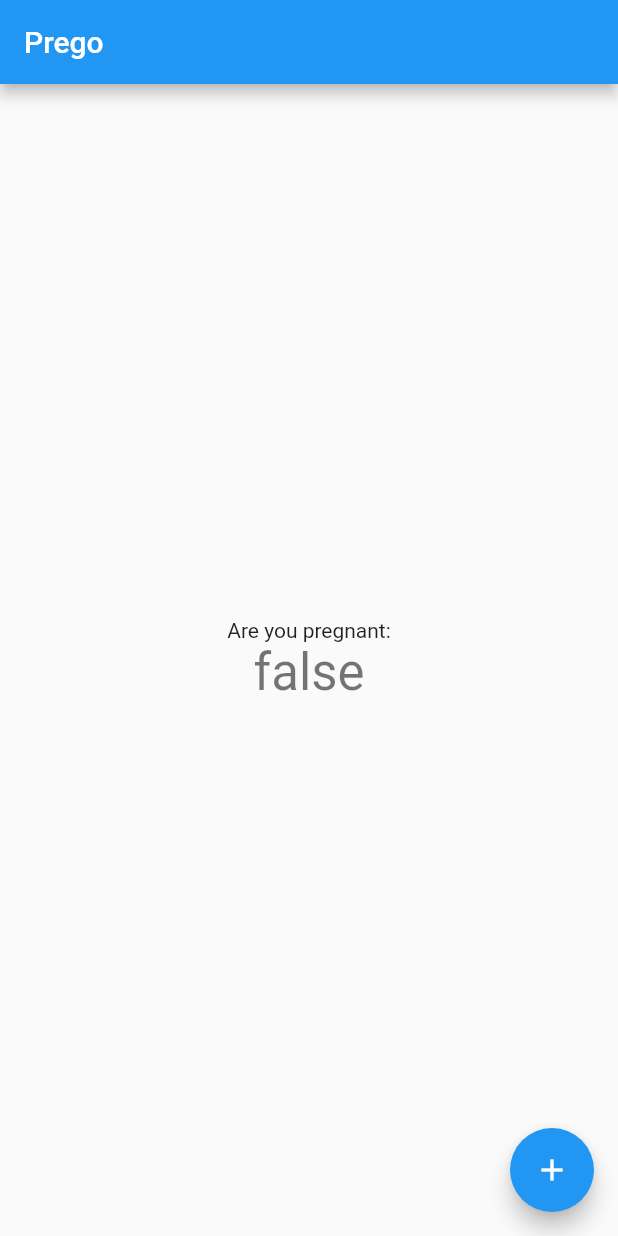
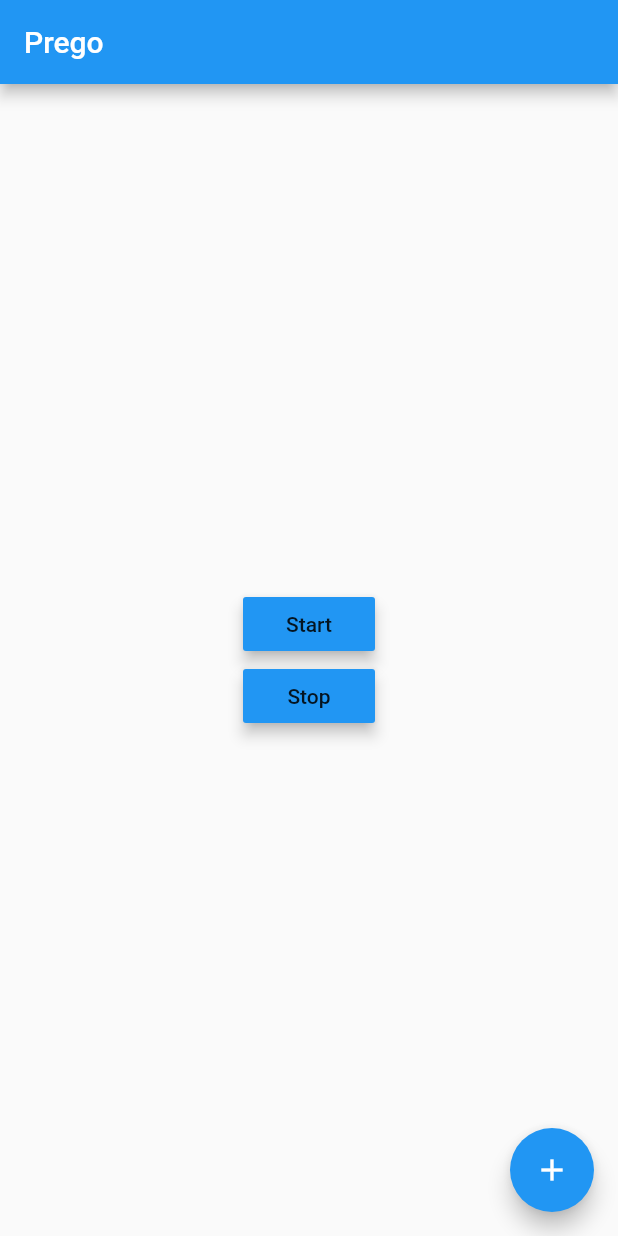
Before and after one commit to jonaylor89/prego, a Flutter app: the screen it shows after launch, on a phone screen of 412 x 824 dp. Run offline on Flutter 3.47's test engine with Material 2 defaults, Android fonts, the phone set to English and light mode, and no system bars.

Commit message:
Add start and stop buttons

```diff
--- a/lib/main.dart
+++ b/lib/main.dart
@@ -1,6 +1,5 @@
 import 'package:flutter/material.dart';
 import 'dart:math';
-import 'dart:io';
 
 void main() => runApp(MyApp());
 
@@ -41,47 +40,40 @@ class MyHomePage extends StatefulWidget {
 
   final String title;
 
-
   @override
   _MyHomePageState createState() => _MyHomePageState();
 }
 
 class _MyHomePageState extends State<MyHomePage> {
+  int sleepTime = 10000; // Time to think in milliseconds
+  int percentageOfPregnancy =
+      25; // Percentage of times it will say pregnant is true
+  bool isCollecting = false; // Are we collection data
+  bool isPregnant = false; // Is the result pregnant
+  bool isThinking = false; // Are we thinking for the result
 
-  int sleepTime = 10000; // Time to think in milliseconds
-  int percentageOfPregnancy = 75;
-  bool isPregnant = false;
-  bool thinking = false;
+  Stopwatch sw = new Stopwatch();
+
   final rng = new Random();
 
   void _checkPregnancy() async {
-
     setState(() {
-      thinking = true;
+      isThinking = true;
     });
 
     await Future.delayed(new Duration(milliseconds: sleepTime));
 
     setState(() {
-      isPregnant = rng.nextInt(100) > percentageOfPregnancy;
-      thinking = false;
+      isPregnant = rng.nextInt(100) < percentageOfPregnancy;
+      isThinking = false;
     });
   }
 
-  List<Widget> _thinkingCondition() {
-    if (thinking) {
-      return <Widget>[Text('THINKING...')];
-    } else {
-      return <Widget>[
-        Text(
-          'Are you pregnant:',
-        ),
-        Text(
-          '$isPregnant',
-          style: Theme.of(context).textTheme.display1,
-        )
-      ];
-    }
+  void _startDataCollection() {
+    setState(() {
+      sw.start();
+      isCollecting = true;
+    });
   }
 
   @override
@@ -117,11 +109,48 @@ class _MyHomePageState extends State<MyHomePage> {
             // axis because Columns are vertical (the cross axis would be
             // horizontal).
             mainAxisAlignment: MainAxisAlignment.center,
-          children: _thinkingCondition()
+            children: <Widget>[
+              RaisedButton(
+                child: const Text('Start'),
+                color: Theme.of(context).accentColor,
+                elevation: 4.0,
+                splashColor: Colors.blueGrey,
+                onPressed: () {
+                  // Start timer and "data collection"
+                  _startDataCollection();
+                },
               ),
+              RaisedButton(
+                  child: const Text('Stop'),
+                  color: Theme.of(context).accentColor,
+                  elevation: 4.0,
+                  splashColor: Colors.blueGrey,
+                  onPressed: () {
+                    // Stop data collection
+                    // show dialog of the "results"
+                    showDialog(
+                        context: context,
+                        builder: (BuildContext context) {
+                          return AlertDialog(
+                            title: Text('Results'),
+                            content: const Text('Here are your results'),
+                            actions: <Widget>[
+                              FlatButton(
+                                child: Text('Ok'),
+                                onPressed: () {
+                                  sw.reset();
+                                  Navigator.of(context).pop();
+                                },
+                              ),
+                            ],
+                          );
+                        });
+                  }),
+            ]),
       ),
       floatingActionButton: FloatingActionButton(
-        onPressed: thinking ? null : _checkPregnancy,
+        // TODO: This button can be a help button???
+        onPressed: null,
         tooltip: 'Pregnancy Check',
         child: Icon(Icons.add),
       ), // This trailing comma makes auto-formatting nicer for build methods.
```
Lines whose indentation alone changed are shown as unchanged.
